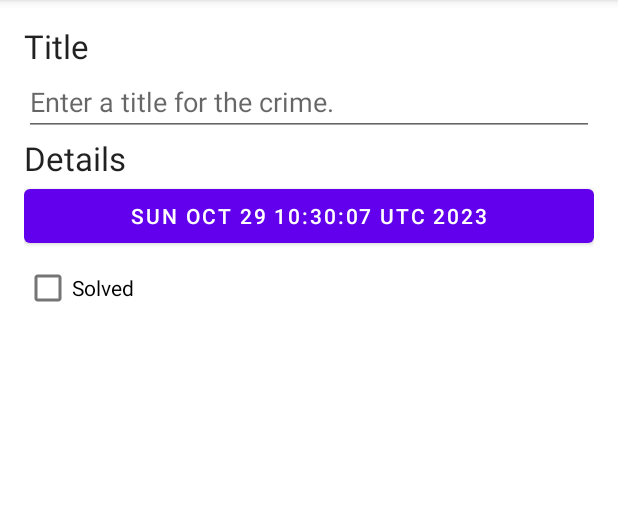
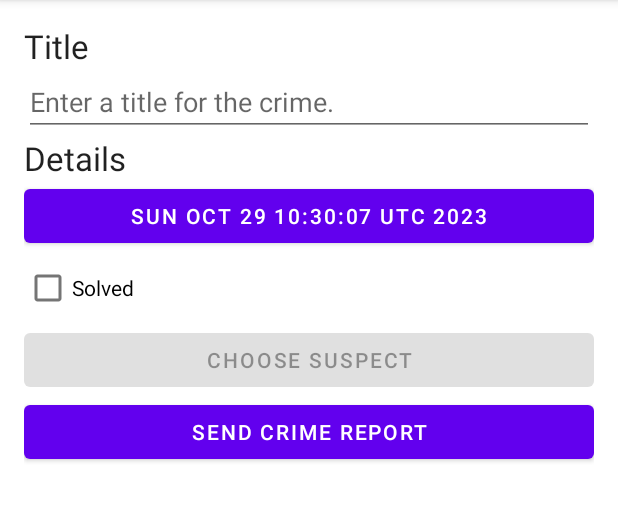
Before and after one commit to 1hella/Android-Kotlin-CriminalIntent, an Android app: the screen it shows after launch (MainActivity), after a tap on "New Crime", on a phone screen of 412 x 824 dp, the part 84-606 px from its top. Run offline under Robolectric (Android 15) with nearby library versions, the phone set to English and light mode, and no system bars; our stand-ins replace Room's generated code.

Commit message:
Chapter 16 - Implicit Intents

```diff
--- a/app/src/main/java/com/wanhella/criminalintent/Crime.kt
+++ b/app/src/main/java/com/wanhella/criminalintent/Crime.kt
@@ -10,5 +10,6 @@ data class Crime (
     @PrimaryKey val id: UUID,
     val title: String,
     val date: Date,
-    val isSolved: Boolean
+    val isSolved: Boolean,
+    val suspect: String = ""
 )
--- a/app/src/main/java/com/wanhella/criminalintent/CrimeDetailFragment.kt
+++ b/app/src/main/java/com/wanhella/criminalintent/CrimeDetailFragment.kt
@@ -1,9 +1,15 @@
 package com.wanhella.criminalintent
 
+import android.content.Intent
+import android.content.pm.PackageManager
+import android.content.pm.ResolveInfo
+import android.net.Uri
 import android.os.Bundle
+import android.provider.ContactsContract
 import android.view.LayoutInflater
 import android.view.View
 import android.view.ViewGroup
+import androidx.activity.result.contract.ActivityResultContracts
 import androidx.core.widget.doOnTextChanged
 import androidx.fragment.app.Fragment
 import androidx.fragment.app.setFragmentResultListener
@@ -15,6 +21,7 @@ import androidx.navigation.fragment.findNavController
 import androidx.navigation.fragment.navArgs
 import com.wanhella.criminalintent.databinding.FragmentCrimeDetailBinding
 import kotlinx.coroutines.launch
+import java.text.DateFormat
 import java.util.Date
 
 private const val TAG = "CrimeDetailFragment"
@@ -30,6 +37,12 @@ class CrimeDetailFragment: Fragment() {
 
     private val crimeDetailViewModel: CrimeDetailViewModel by viewModels {
         CrimeDetailViewModelFactory(args.crimeId)
+    }
+
+    private val selectSuspect = registerForActivityResult(
+        ActivityResultContracts.PickContact()
+    ) { uri: Uri? ->
+        uri?.let { parseContactSelection(it) }
     }
 
     override fun onCreateView(
@@ -57,6 +70,16 @@ class CrimeDetailFragment: Fragment() {
                     oldCrime.copy(isSolved = isChecked)
                 }
             }
+
+            crimeSuspect.setOnClickListener {
+                selectSuspect.launch(null)
+            }
+
+            val selectSuspectIntent = selectSuspect.contract.createIntent(
+                requireContext(),
+                null
+            )
+            crimeSuspect.isEnabled = canResolveIntent(selectSuspectIntent)
         }
 
         viewLifecycleOwner.lifecycleScope.launch {
@@ -92,6 +115,75 @@ class CrimeDetailFragment: Fragment() {
                 )
             }
             crimeSolved.isChecked = crime.isSolved
+
+            crimeReport.setOnClickListener {
+                val reportIntent = Intent(Intent.ACTION_SEND).apply {
+                    type = "text/plain"
+                    putExtra(Intent.EXTRA_TEXT, getCrimeReport(crime))
+                    putExtra(
+                        Intent.EXTRA_SUBJECT,
+                        getString(R.string.crime_report_subject)
+                    )
+                }
+                val chooserIntent = Intent.createChooser(
+                    reportIntent,
+                    getString(R.string.send_report)
+                )
+                startActivity(chooserIntent)
+            }
+
+            crimeSuspect.text = crime.suspect.ifEmpty {
+                getString(R.string.crime_suspect_text)
+            }
         }
     }
+
+    private fun getCrimeReport(crime: Crime): String {
+        val solvedString = if (crime.isSolved) {
+            getString(R.string.crime_report_solved)
+        } else {
+            getString(R.string.crime_report_unsolved)
+        }
+
+        val dateString = DateFormat.getDateInstance(DateFormat.FULL).format(crime.date).toString()
+        val suspectText = if (crime.suspect.isBlank()) {
+            getString(R.string.crime_report_no_suspect)
+        } else {
+            getString(R.string.crime_report_suspect, crime.suspect)
+        }
+
+        return getString(
+            R.string.crime_report,
+            crime.title,
+            dateString,
+            solvedString,
+            suspectText
+        )
+    }
+
+    private fun parseContactSelection(contactUri: Uri) {
+        val queryFields = arrayOf(ContactsContract.Contacts.DISPLAY_NAME)
+
+        val queryCursor = requireActivity().contentResolver
+            .query(contactUri, queryFields, null, null, null)
+
+        queryCursor?.use {cursor ->
+            if (cursor.moveToFirst()) {
+                val suspect = cursor.getString(0)
+                crimeDetailViewModel.updateCrime { oldCrime ->
+                    oldCrime.copy(suspect = suspect)
+                }
+            }
+        }
+    }
+
+    private fun canResolveIntent(intent: Intent): Boolean {
+        val packageManager: PackageManager = requireActivity().packageManager
+        val resolvedActivity: ResolveInfo? =
+            packageManager.resolveActivity(
+                intent,
+                PackageManager.MATCH_DEFAULT_ONLY
+            )
+        return resolvedActivity != null
+    }
 }
--- a/app/src/main/java/com/wanhella/criminalintent/database/CrimeDatabase.kt
+++ b/app/src/main/java/com/wanhella/criminalintent/database/CrimeDatabase.kt
@@ -3,10 +3,20 @@ package com.wanhella.criminalintent.database
 import androidx.room.Database
 import androidx.room.RoomDatabase
 import androidx.room.TypeConverters
+import androidx.room.migration.Migration
+import androidx.sqlite.db.SupportSQLiteDatabase
 import com.wanhella.criminalintent.Crime
 
-@Database(entities = [ Crime::class ], version=1)
+@Database(entities = [ Crime::class ], version=2)
 @TypeConverters(CrimeTypeConverters::class)
 abstract class CrimeDatabase : RoomDatabase() {
     abstract fun crimeDao(): CrimeDao
 }
+
+val migration_1_2 = object : Migration(1, 2) {
+    override fun migrate(db: SupportSQLiteDatabase) {
+        db.execSQL(
+            "ALTER TABLE Crime ADD COLUMN suspect TEXT NOT NULL DEFAULT ''"
+        )
+    }
+}
--- a/app/src/main/java/com/wanhella/criminalintent/database/CrimeRepository.kt
+++ b/app/src/main/java/com/wanhella/criminalintent/database/CrimeRepository.kt
@@ -15,12 +15,13 @@ class CrimeRepository private constructor(
     context: Context,
     private val coroutineScope: CoroutineScope = GlobalScope
 ) {
-
     private val database: CrimeDatabase = Room
-        .databaseBuilder(context.applicationContext,
+        .databaseBuilder(
+            context.applicationContext,
             CrimeDatabase::class.java,
             DATABASE_NAME
         )
+        .addMigrations(migration_1_2)
         .build()
 
     fun getCrimes(): Flow<List<Crime>> = database.crimeDao().getCrimes()
--- a/app/src/main/res/layout/fragment_crime_detail.xml
+++ b/app/src/main/res/layout/fragment_crime_detail.xml
@@ -36,4 +36,16 @@
         android:layout_width="match_parent"
         android:layout_height="wrap_content"
         android:text="@string/crime_solved_label" />
+
+    <Button
+        android:id="@+id/crime_suspect"
+        android:layout_width="match_parent"
+        android:layout_height="wrap_content"
+        android:text="@string/crime_suspect_text" />
+
+    <Button
+        android:id="@+id/crime_report"
+        android:layout_width="match_parent"
+        android:layout_height="wrap_content"
+        android:text="@string/crime_report_text" />
 </LinearLayout>
--- a/app/src/main/res/values/strings.xml
+++ b/app/src/main/res/values/strings.xml
@@ -5,4 +5,15 @@
     <string name="crime_details_label">Details</string>
     <string name="crime_solved_label">Solved</string>
     <string name="new_crime">New Crime</string>
+    <string name="crime_suspect_text">Choose Suspect</string>
+    <string name="crime_report_text">Send Crime Report</string>
+    <string name="crime_report">%1$s!
+        The crime was discovered on %2$s. %3$s, %4$s
+    </string>
+    <string name="crime_report_solved">The case is solved</string>
+    <string name="crime_report_unsolved">The case is not solved</string>
+    <string name="crime_report_no_suspect">there is no suspect</string>
+    <string name="crime_report_suspect">the suspect is %s.</string>
+    <string name="crime_report_subject">CriminalIntent Crime Report</string>
+    <string name="send_report">Send crime report via</string>
 </resources>
```
Also changed, not shown: app/src/main/AndroidManifest.xml (+6 -1 lines).
